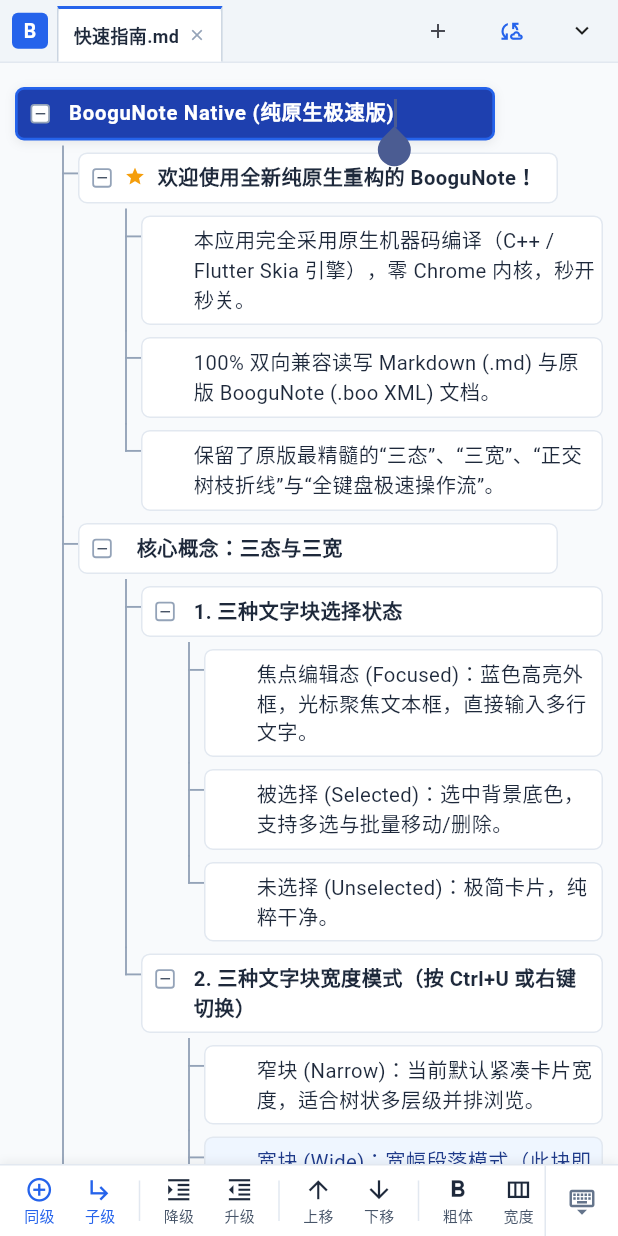
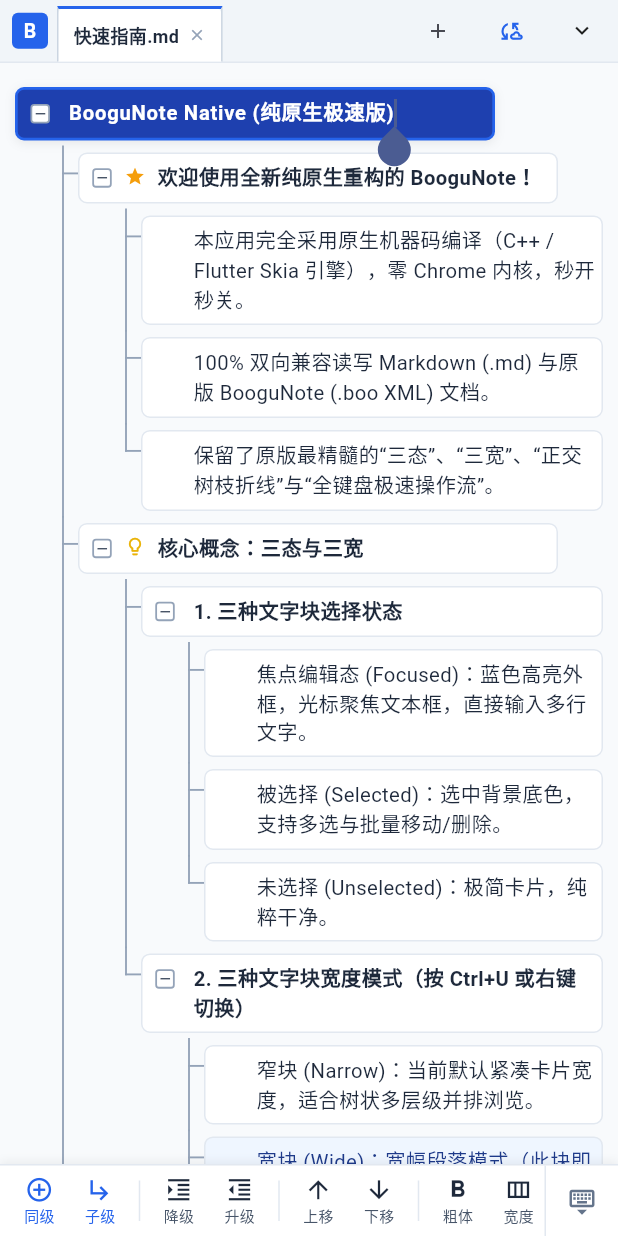
Before and after one commit to mathlife/BooguNote, a Flutter app: the screen it shows after launch, on a phone screen of 412 x 824 dp. Run offline on Flutter 3.47's test engine with Material 3 defaults, Android fonts, the phone set to English and light mode, and no system bars; our stand-ins replace file_picker, shared_preferences; missing offline and left inert: hotkey_manager, screen_retriever, window_manager; Roboto replaces fonts that are missing (PingFang SC).

Commit message:
fix: 补全 main.dart 的 SafeArea 闭合括号并修正 NodeIconType 枚举

```diff
--- a/lib/main.dart
+++ b/lib/main.dart
@@ -852,8 +852,9 @@
           ),
         ],
       ),
-    );
-  }
+    ),
+  );
+}
 
   // 顶部快捷工具栏
   Widget _buildToolbar() {
--- a/lib/widgets/node_item_widget.dart
+++ b/lib/widgets/node_item_widget.dart
@@ -667,10 +667,10 @@
         return const Icon(Icons.star, size: 14, color: Color(0xFFF59E0B));
       case NodeIconType.question:
         return const Icon(Icons.help, size: 14, color: Color(0xFF6366F1));
-      case NodeIconType.info:
-        return const Icon(Icons.info, size: 14, color: Color(0xFF0284C7));
-      case NodeIconType.circle:
-        return const Icon(Icons.lens, size: 12, color: Color(0xFF8B5CF6));
+      case NodeIconType.warning:
+        return const Icon(Icons.warning_amber_rounded, size: 14, color: Color(0xFFF97316));
+      case NodeIconType.idea:
+        return const Icon(Icons.lightbulb_outline, size: 14, color: Color(0xFFEAB308));
       case NodeIconType.none:
       default:
         return const SizedBox.shrink();
```
